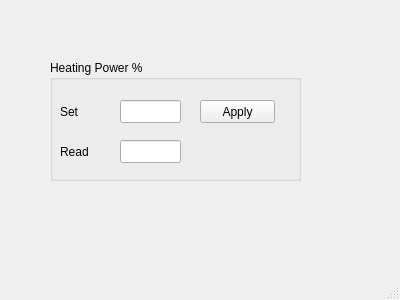
Above: tremote.ui from salvato/TRemote before the change. Below: the same form after it.
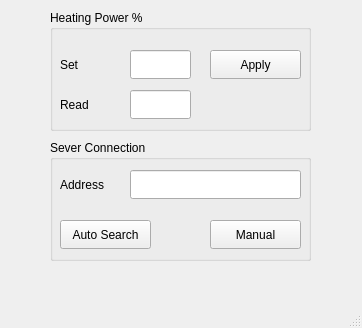
That is the form after the change.

Commit message: Aggiunta connessione manuale al server

```diff
--- a/tremote.ui
+++ b/tremote.ui
@@ -6,8 +6,8 @@
    <rect>
     <x>0</x>
     <y>0</y>
-    <width>400</width>
-    <height>300</height>
+    <width>362</width>
+    <height>328</height>
    </rect>
   </property>
   <property name="windowTitle">
@@ -18,8 +18,8 @@
     <property name="geometry">
      <rect>
       <x>50</x>
-      <y>60</y>
-      <width>251</width>
+      <y>10</y>
+      <width>261</width>
       <height>121</height>
      </rect>
     </property>
@@ -29,10 +29,10 @@
     <widget class="QLineEdit" name="powerPercentageEdit">
      <property name="geometry">
       <rect>
-       <x>70</x>
+       <x>80</x>
        <y>40</y>
        <width>61</width>
-       <height>23</height>
+       <height>29</height>
       </rect>
      </property>
      <property name="toolTip">
@@ -53,8 +53,8 @@
       <rect>
        <x>10</x>
        <y>40</y>
-       <width>31</width>
-       <height>23</height>
+       <width>60</width>
+       <height>29</height>
       </rect>
      </property>
      <property name="text">
@@ -64,10 +64,10 @@
     <widget class="QPushButton" name="applyButton">
      <property name="geometry">
       <rect>
-       <x>150</x>
+       <x>160</x>
        <y>40</y>
-       <width>75</width>
-       <height>23</height>
+       <width>91</width>
+       <height>29</height>
       </rect>
      </property>
      <property name="text">
@@ -77,10 +77,10 @@
     <widget class="QLineEdit" name="powerPercentageReadEdit">
      <property name="geometry">
       <rect>
-       <x>70</x>
+       <x>80</x>
        <y>80</y>
        <width>61</width>
-       <height>23</height>
+       <height>29</height>
       </rect>
      </property>
      <property name="alignment">
@@ -95,8 +95,8 @@
       <rect>
        <x>10</x>
        <y>80</y>
-       <width>51</width>
-       <height>23</height>
+       <width>60</width>
+       <height>29</height>
       </rect>
      </property>
      <property name="text">
@@ -104,6 +104,83 @@
      </property>
     </widget>
    </widget>
+   <widget class="QGroupBox" name="connectionGroupBox">
+    <property name="geometry">
+     <rect>
+      <x>50</x>
+      <y>140</y>
+      <width>261</width>
+      <height>121</height>
+     </rect>
+    </property>
+    <property name="title">
+     <string>Sever Connection</string>
+    </property>
+    <widget class="QLabel" name="label_Server">
+     <property name="geometry">
+      <rect>
+       <x>10</x>
+       <y>30</y>
+       <width>60</width>
+       <height>29</height>
+      </rect>
+     </property>
+     <property name="text">
+      <string>Address</string>
+     </property>
+    </widget>
+    <widget class="QLineEdit" name="serverAddressEdit">
+     <property name="geometry">
+      <rect>
+       <x>80</x>
+       <y>30</y>
+       <width>171</width>
+       <height>29</height>
+      </rect>
+     </property>
+     <property name="toolTip">
+      <string extracomment="Enter Server Address"/>
+     </property>
+     <property name="text">
+      <string/>
+     </property>
+     <property name="alignment">
+      <set>Qt::AlignRight|Qt::AlignTrailing|Qt::AlignVCenter</set>
+     </property>
+    </widget>
+    <widget class="QPushButton" name="autoSearchButton">
+     <property name="geometry">
+      <rect>
+       <x>10</x>
+       <y>80</y>
+       <width>91</width>
+       <height>29</height>
+      </rect>
+     </property>
+     <property name="toolTip">
+      <string extracomment="Start an Automatic Search"/>
+     </property>
+     <property name="text">
+      <string>Auto Search</string>
+     </property>
+    </widget>
+    <widget class="QPushButton" name="manualButton">
+     <property name="geometry">
+      <rect>
+       <x>160</x>
+       <y>80</y>
+       <width>91</width>
+       <height>29</height>
+      </rect>
+     </property>
+     <property name="toolTip">
+      <string extracomment="Connect to the Specified Address"/>
+     </property>
+     <property name="text">
+      <string>Manual</string>
+     </property>
+    </widget>
+   </widget>
   </widget>
   <widget class="QMenuBar" name="menuBar">
    <property name="geometry">
```
Left out of the diff: 9 changed lines with no effect on the pictures. The commit also changes 2 other files.
